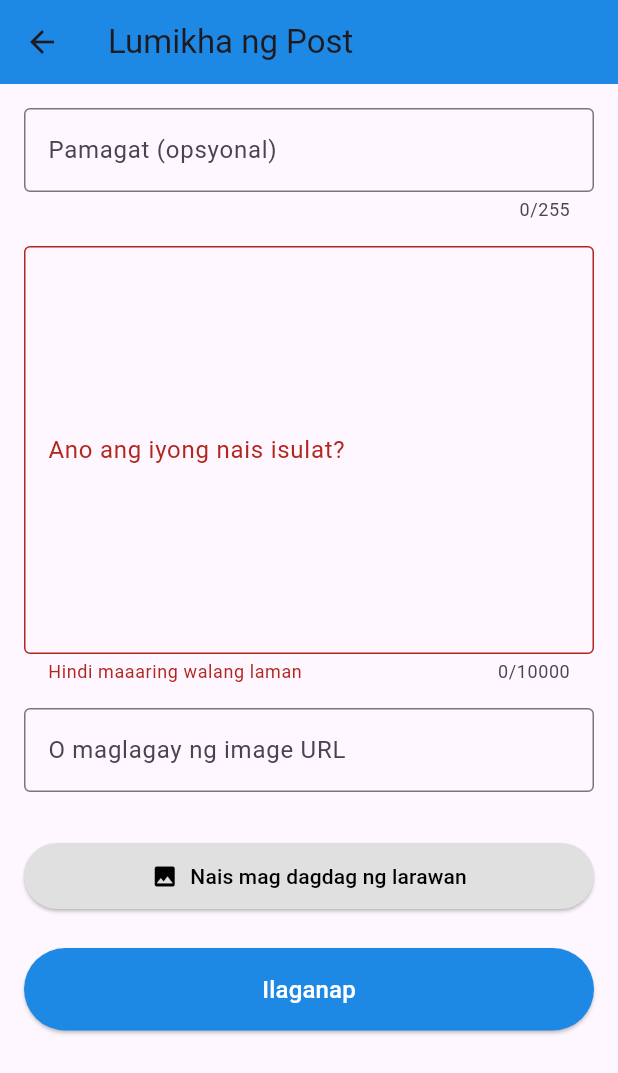
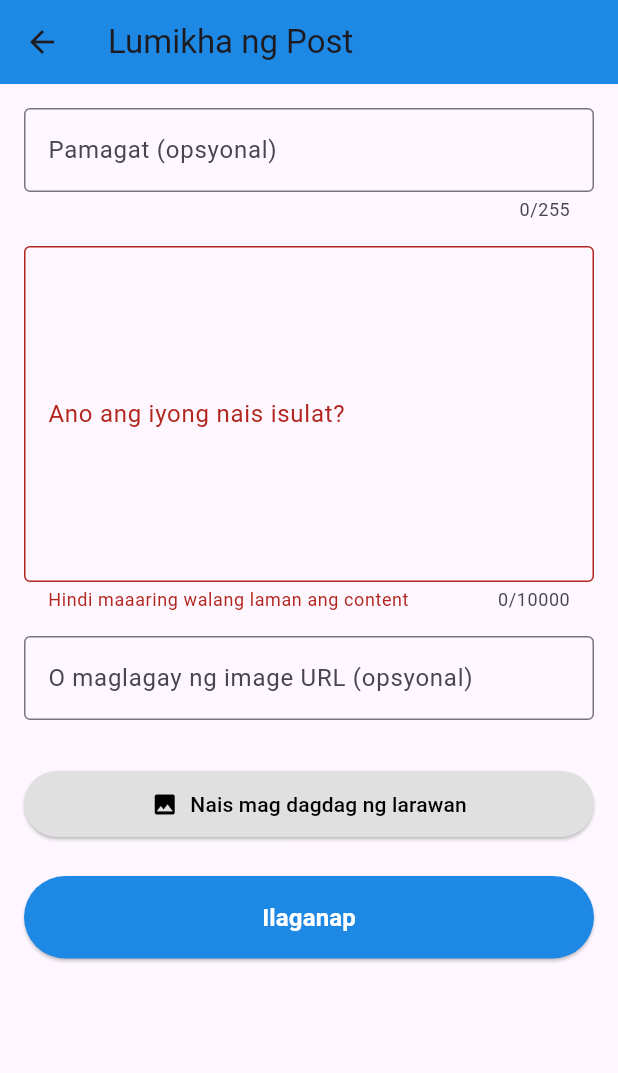
Before and after one commit to persom-netizen/dayaw, a Flutter app: the CreatePostScreen screen opened by its route, after a tap on "Ilaganap", on a phone screen of 412 x 824 dp. Shown: the top 1073 px of the screen. Run offline on Flutter 3.47's test engine with Material 3 defaults, Android fonts, the phone set to English and light mode, and no system bars; our stand-ins replace dio, image_picker.

Commit message:
fixing bug in posting screens

```diff
--- a/frontend/lib/screens/create_post_screen.dart
+++ b/frontend/lib/screens/create_post_screen.dart
@@ -1,3 +1,4 @@
+import 'dart:io';
 import 'package:flutter/material.dart';
 import 'package:image_picker/image_picker.dart';
 import 'package:provider/provider.dart';
@@ -17,6 +18,7 @@ class _CreatePostScreenState extends State<CreatePostScreen> {
   final _contentController = TextEditingController();
   final _imageUrlController = TextEditingController();
   bool _isSubmitting = false;
+  bool _isUploadingImage = false;
   XFile? _selectedImage;
 
   @override
@@ -28,23 +30,28 @@ class _CreatePostScreenState extends State<CreatePostScreen> {
   }
 
   Future<void> _pickImage() async {
-    final ImagePicker picker = ImagePicker();
     try {
+      final ImagePicker picker = ImagePicker();
       final XFile? image = await picker.pickImage(source: ImageSource.gallery);
 
       if (image != null) {
         setState(() => _selectedImage = image);
+        print("[INFO] Image selected: ${image.name}");
+
         ScaffoldMessenger.of(context).showSnackBar(
           SnackBar(
-            content: Text('Napili: ${image.name}'),
+            content: Text('✅ Napili: ${image.name}'),
             duration: const Duration(seconds: 2),
           ),
         );
       }
     } catch (e) {
-      ScaffoldMessenger.of(
-        context,
-      ).showSnackBar(SnackBar(content: Text('Error picking image: $e')));
+      print("[ERROR] Error picking image: $e");
+      if (mounted) {
+        ScaffoldMessenger.of(
+          context,
+        ).showSnackBar(SnackBar(content: Text('❌ Error picking image: $e')));
+      }
     }
   }
 
@@ -56,33 +63,63 @@ class _CreatePostScreenState extends State<CreatePostScreen> {
     setState(() => _isSubmitting = true);
 
     try {
+      String? uploadedImageUrl;
+
+      // Upload image if selected
+      if (_selectedImage != null) {
+        print("[INFO] Starting image upload...");
+        setState(() => _isUploadingImage = true);
+
+        uploadedImageUrl = await Provider.of<PostProvider>(
+          context,
+          listen: false,
+        ).uploadImage(_selectedImage!);
+
+        setState(() => _isUploadingImage = false);
+        print("[SUCCESS] Image uploaded: $uploadedImageUrl");
+      } else if (_imageUrlController.text.trim().isNotEmpty) {
+        uploadedImageUrl = _imageUrlController.text.trim();
+        print("[INFO] Using provided image URL: $uploadedImageUrl");
+      }
+
+      // Create post
+      print("[INFO] Creating post...");
       await Provider.of<PostProvider>(context, listen: false).createPost(
         username: widget.username,
         title: _titleController.text.trim().isEmpty
             ? null
             : _titleController.text.trim(),
         content: _contentController.text.trim(),
-        imageUrl: _imageUrlController.text.trim().isEmpty
-            ? null
-            : _imageUrlController.text.trim(),
-        imageFile: _selectedImage, // Pass the selected image file
+        imageUrl: uploadedImageUrl,
       );
 
       if (mounted) {
         ScaffoldMessenger.of(context).showSnackBar(
-          const SnackBar(content: Text('✅ Matagumpay na nailagay ang post!')),
+          const SnackBar(
+            content: Text('✅ Matagumpay na nailagay ang post!'),
+            duration: Duration(seconds: 2),
+          ),
         );
-        Navigator.pop(context);
+        Future.delayed(const Duration(milliseconds: 500), () {
+          if (mounted) Navigator.pop(context);
+        });
       }
     } catch (e) {
+      print("[ERROR] Error creating post: $e");
       if (mounted) {
         ScaffoldMessenger.of(context).showSnackBar(
-          SnackBar(content: Text('❌ May error sa paglikha ng post: $e')),
+          SnackBar(
+            content: Text('❌ May error: $e'),
+            duration: const Duration(seconds: 3),
+          ),
         );
       }
     } finally {
       if (mounted) {
-        setState(() => _isSubmitting = false);
+        setState(() {
+          _isSubmitting = false;
+          _isUploadingImage = false;
+        });
       }
     }
   }
@@ -120,13 +157,13 @@ class _CreatePostScreenState extends State<CreatePostScreen> {
                   decoration: const InputDecoration(
                     labelText: 'Ano ang iyong nais isulat?',
                     border: OutlineInputBorder(),
-                    hintText: 'Ibahagi ang iyong saloobin...',
+                    hintText: 'Ibahagi ang iyong saloohin...',
                   ),
-                  maxLines: 10,
+                  maxLines: 8,
                   maxLength: 10000,
                   validator: (value) {
                     if (value == null || value.trim().isEmpty) {
-                      return 'Hindi maaaring walang laman';
+                      return 'Hindi maaaring walang laman ang content';
                     }
                     return null;
                   },
@@ -137,37 +174,39 @@ class _CreatePostScreenState extends State<CreatePostScreen> {
                 TextFormField(
                   controller: _imageUrlController,
                   decoration: const InputDecoration(
-                    labelText: 'O maglagay ng image URL',
+                    labelText: 'O maglagay ng image URL (opsyonal)',
                     border: OutlineInputBorder(),
                     hintText: 'https://example.com/image.jpg',
                   ),
                 ),
                 const SizedBox(height: 16),
 
-                // Selected image display
+                // Selected image preview
                 if (_selectedImage != null)
                   Card(
+                    elevation: 4,
                     child: Padding(
                       padding: const EdgeInsets.all(8.0),
                       child: Column(
                         children: [
-                          Image.network(
-                            _selectedImage!.path,
-                            height: 200,
-                            fit: BoxFit.cover,
-                            errorBuilder: (context, error, stackTrace) {
-                              return Image.asset(
-                                'assets/placeholder.png',
-                                height: 200,
-                              );
-                            },
+                          ClipRRect(
+                            borderRadius: BorderRadius.circular(8),
+                            child: Image.file(
+                              File(_selectedImage!.path),
+                              height: 200,
+                              width: double.infinity,
+                              fit: BoxFit.cover,
+                            ),
                           ),
                           const SizedBox(height: 8),
-                          Text(_selectedImage!.name),
+                          Text(
+                            _selectedImage!.name,
+                            style: const TextStyle(fontSize: 12),
+                          ),
                           TextButton(
                             onPressed: () =>
                                 setState(() => _selectedImage = null),
-                            child: const Text('Tanggalin'),
+                            child: const Text('🗑️ Tanggalin ang larawan'),
                           ),
                         ],
                       ),
@@ -177,9 +216,13 @@ class _CreatePostScreenState extends State<CreatePostScreen> {
 
                 // Image picker button
                 ElevatedButton.icon(
-                  onPressed: _pickImage,
+                  onPressed: _isUploadingImage ? null : _pickImage,
                   icon: const Icon(Icons.image),
-                  label: const Text('Nais mag dagdag ng larawan'),
+                  label: Text(
+                    _isUploadingImage
+                        ? 'Nag-uupload...'
+                        : 'Nais mag dagdag ng larawan',
+                  ),
                   style: ElevatedButton.styleFrom(
                     backgroundColor: Colors.grey[300],
                     foregroundColor: Colors.black,
@@ -190,7 +233,9 @@ class _CreatePostScreenState extends State<CreatePostScreen> {
 
                 // Submit button
                 ElevatedButton(
-                  onPressed: _isSubmitting ? null : _submitPost,
+                  onPressed: _isSubmitting || _isUploadingImage
+                      ? null
+                      : _submitPost,
                   style: ElevatedButton.styleFrom(
                     backgroundColor: Colors.blue[600],
                     padding: const EdgeInsets.symmetric(vertical: 16),
@@ -204,9 +249,13 @@ class _CreatePostScreenState extends State<CreatePostScreen> {
                             valueColor: AlwaysStoppedAnimation(Colors.white),
                           ),
                         )
-                      : const Text(
-                          'Ilaganap',
-                          style: TextStyle(fontSize: 16, color: Colors.white),
+                      : Text(
+                          _isUploadingImage ? 'Nag-uupload...' : 'Ilaganap',
+                          style: const TextStyle(
+                            fontSize: 16,
+                            color: Colors.white,
+                            fontWeight: FontWeight.bold,
+                          ),
                         ),
                 ),
               ],
--- a/frontend/pubspec.yaml
+++ b/frontend/pubspec.yaml
@@ -16,6 +16,8 @@ dependencies:
   intl: ^0.19.0
   provider: ^6.1.1
   image_picker: ^1.0.7
+  dio: ^5.3.0              # ✅ NEW - Better file upload support
+  path_provider: ^2.1.0    # ✅ NEW - For file path handling
 
 dev_dependencies:
   flutter_test:
```
Also changed, not shown: frontend/lib/providers/post_provider.dart (+45 -28 lines), frontend/lib/services/post_service.dart (+67 -20 lines), frontend/pubspec.lock, 1 other file.
